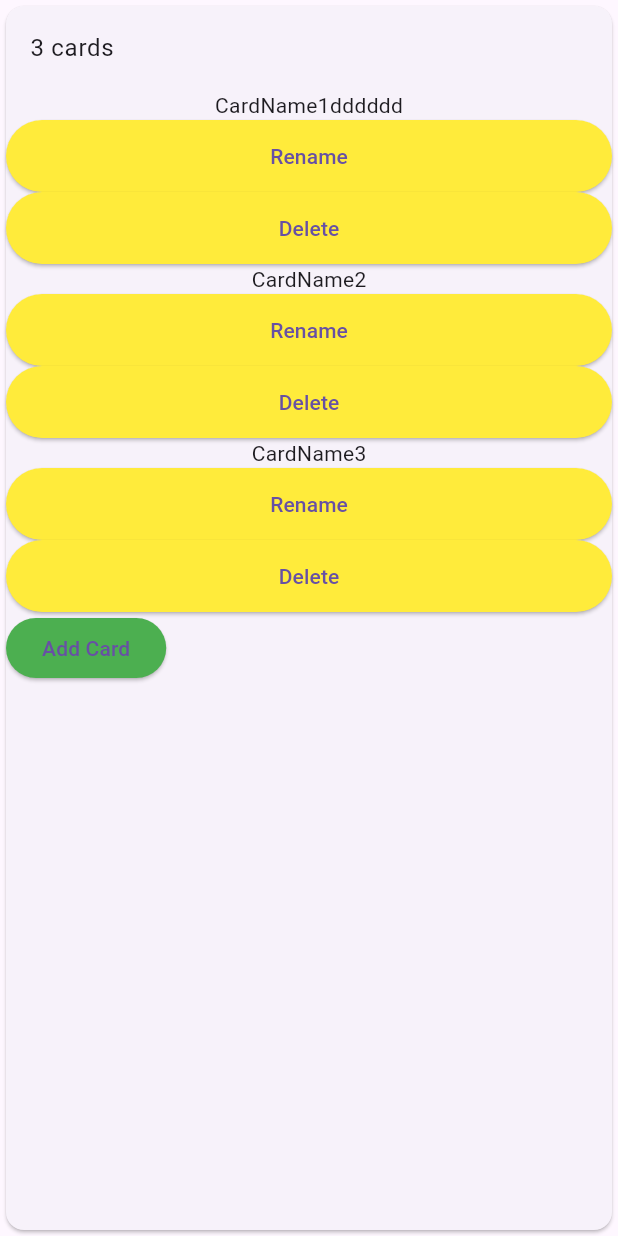
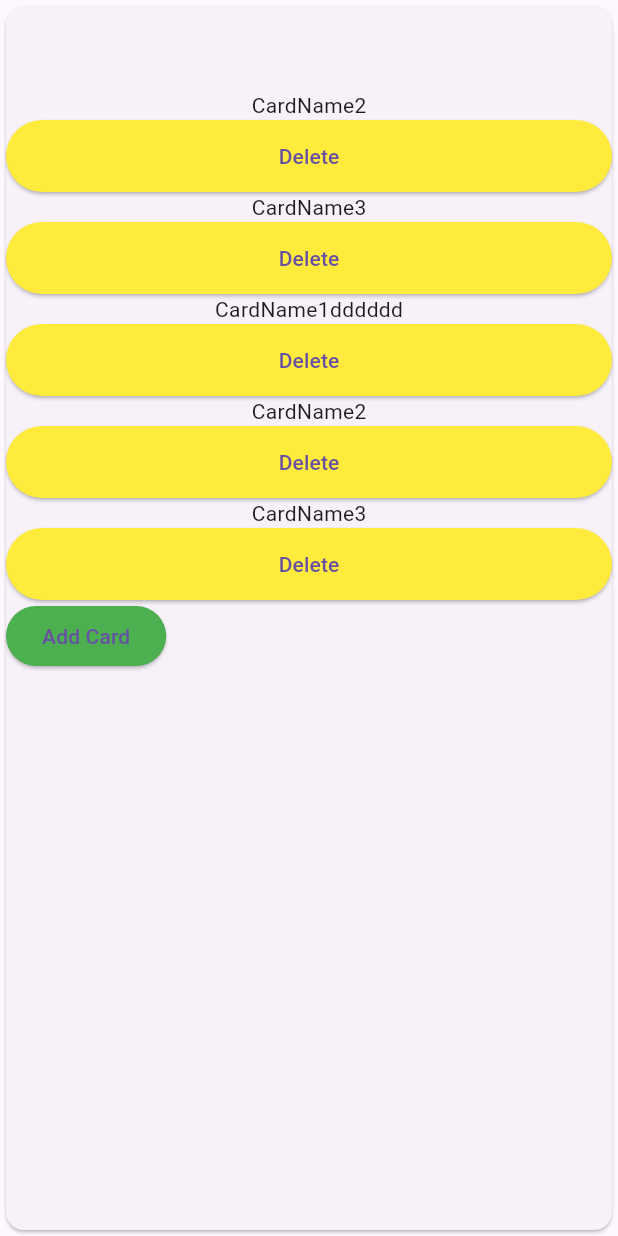
Before and after one commit to antoinelabard/TrellTech, a Flutter app: the ListWidget widget shown alone on an empty page, opened directly with empty values, after a tap on "Delete", on a phone screen of 412 x 824 dp. Run offline on Flutter 3.47's test engine with Material 3 defaults, Android fonts, the phone set to English and light mode, and no system bars; our stand-ins replace carousel_slider.

Commit message:
(front) add a card delete function

```diff
--- a/trelltech/lib/widgets/CardWidget.dart
+++ b/trelltech/lib/widgets/CardWidget.dart
@@ -1,38 +1,31 @@
-import 'package:flutter/cupertino.dart';
 import 'package:flutter/material.dart';
+import 'package:trelltech/data/Repository.dart';
 
 import '../data/entities/CardEntity.dart';
 
 class CardWidget extends StatelessWidget {
   final CardEntity cardEntity;
+  final VoidCallback deleteCallback;
 
-  const CardWidget({super.key, required this.cardEntity});
+  const CardWidget(
+      {super.key, required this.cardEntity, required this.deleteCallback});
 
   @override
   Widget build(BuildContext context) {
     return Column(children: [
       Text(cardEntity.name!),
       ElevatedButton(
-        onPressed: () {
-          // Ajoutez le code à exécuter lorsque le bouton de la carte est pressé
+        onPressed: () async {
+          await Repository.Card.delete(cardEntity);
+          deleteCallback();
         },
         style: ElevatedButton.styleFrom(
           backgroundColor: Colors.yellow,
         ).copyWith(
           minimumSize: MaterialStateProperty.all(Size(double.infinity, 48.0)),
         ),
-        child: Text("Rename"),
-      ),
-      ElevatedButton(
-      onPressed: () {
-        // Ajoutez le code à exécuter lorsque le bouton de la carte est pressé
-      },
-      style: ElevatedButton.styleFrom(
-        backgroundColor: Colors.yellow,
-      ).copyWith(
-        minimumSize: MaterialStateProperty.all(Size(double.infinity, 48.0)),
-      ),
-      child: Text("Delete"),
-    )]);
+        child: Text("Delete"),
+      )
+    ]);
   }
 }
--- a/trelltech/lib/widgets/ListWidget.dart
+++ b/trelltech/lib/widgets/ListWidget.dart
@@ -5,52 +5,60 @@ import '../data/Repository.dart';
 import '../data/entities/CardEntity.dart';
 import '../data/entities/ListEntity.dart';
 
-/*
-create a list of CardWidget that can expand vertically to fit the content
- */
-
-class ListWidget extends StatelessWidget {
+class ListWidget extends StatefulWidget {
   final ListEntity listEntity;
 
   ListWidget({super.key, required this.listEntity});
 
   @override
+  State<ListWidget> createState() => _ListWidgetState();
+}
+
+class _ListWidgetState extends State<ListWidget> {
+  List<CardEntity> cards = [];
+  final myController = TextEditingController();
+
+  @override
   Widget build(BuildContext context) {
     return FutureBuilder(
-      future: Repository.List.getCards(listEntity.id!),
+      future: Repository.List.getCards(widget.listEntity.id!),
       builder: (context, AsyncSnapshot<List<CardEntity>> cardSnapshot) {
         if (cardSnapshot.connectionState == ConnectionState.waiting) {
           return CircularProgressIndicator();
         } else if (cardSnapshot.hasError) {
           return Text('Erreur de chargement des cartes');
         } else {
+          cardSnapshot.data?.forEach((element) {
+            cards.add(element);
+          });
           return Card(
             child: Column(
               crossAxisAlignment: CrossAxisAlignment.start,
               mainAxisSize: MainAxisSize.max,
               children: [
-                ListTile(
-                    title: Text(listEntity.name! +
-                        cardSnapshot.data!.length.toString() +
-                        " cards")),
+                ListTile(title: Text(widget.listEntity.name!)),
                 Flexible(
                   fit: FlexFit.loose,
                   child: ListView.builder(
-                      itemCount: cardSnapshot.data?.length ?? 0,
+                      itemCount: cards.length,
                       shrinkWrap: true,
-                      // physics: NeverScrollableScrollPhysics(),
-                      itemBuilder: (context, index) =>
-                          CardWidget(cardEntity: cardSnapshot.data![index])),
+                      itemBuilder: (context, index) => CardWidget(
+                          cardEntity: cards[index],
+                          deleteCallback: () => removeCard(cards[index]))),
                 ),
+                Row(
+                  children: [
                     ElevatedButton(
                       onPressed: () {
-                    Repository.List.getCards(listEntity.id!);
+                        Repository.List.getCards(widget.listEntity.id!);
                       },
                       style: ElevatedButton.styleFrom(
                         backgroundColor: Colors.green,
                       ),
                       child: Text('Add Card'),
-                ),
+                    )
+                  ],
+                )
               ],
             ),
           );
@@ -58,4 +66,10 @@ class ListWidget extends StatelessWidget {
       },
     );
   }
+
+  void removeCard(CardEntity card) {
+    setState(() {
+      cards.remove(card);
+    });
   }
+}
```
Lines whose indentation alone changed are shown as unchanged.
